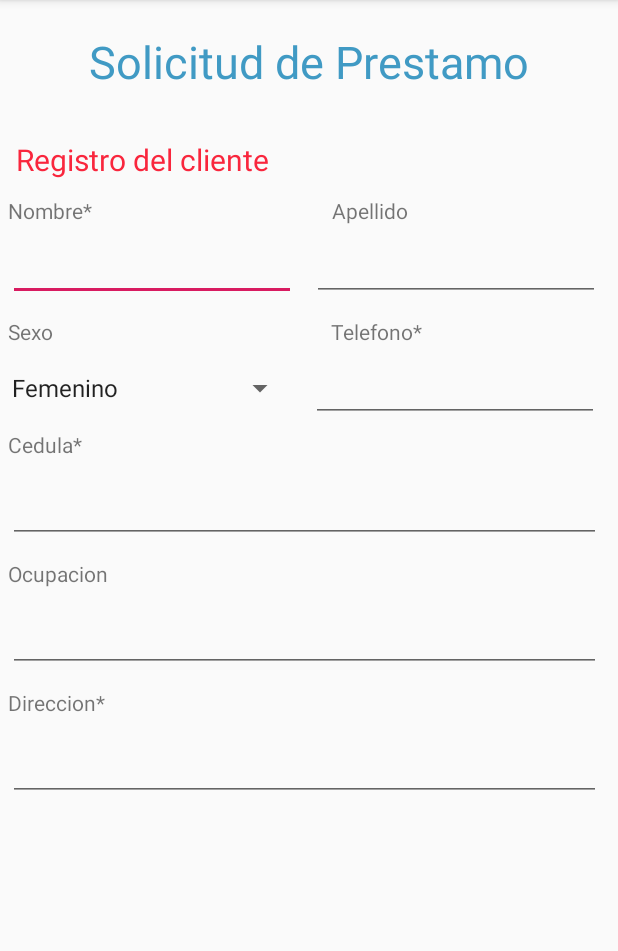
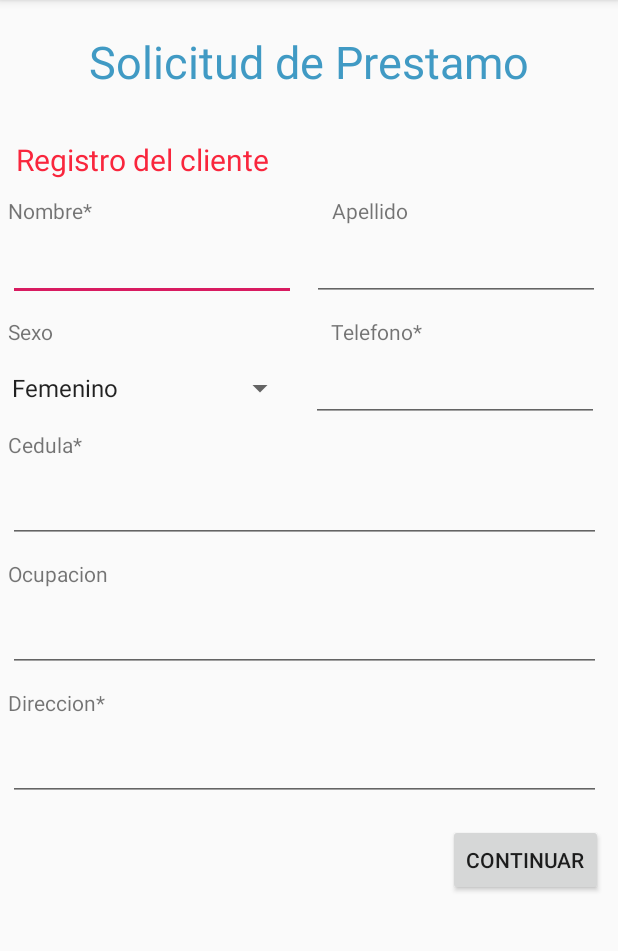
Before and after one commit to Daybeling/SolicitudPrestamo, an Android app: the screen it shows after launch (MainActivity), on a phone screen of 412 x 824 dp, the part 84-1035 px from its top. Run offline under Robolectric (Android 15) with nearby library versions, the phone set to English and light mode, and no system bars.

Commit message:
Creando Activity2

```diff
--- a/app/src/main/AndroidManifest.xml
+++ b/app/src/main/AndroidManifest.xml
@@ -9,6 +9,7 @@
         android:roundIcon="@mipmap/ic_launcher_round"
         android:supportsRtl="true"
         android:theme="@style/AppTheme">
+        <activity android:name=".Main2Activity"></activity>
         <activity android:name=".MainActivity">
             <intent-filter>
                 <action android:name="android.intent.action.MAIN" />
--- a/app/src/main/res/layout/activity_main.xml
+++ b/app/src/main/res/layout/activity_main.xml
@@ -163,6 +163,13 @@
         android:inputType="textPersonName"
         android:text="" />
 
+    <Button
+        android:layout_width="wrap_content"
+        android:layout_height="wrap_content"
+        android:text="CONTINUAR"
+        android:layout_margin="10dp"
+
+        android:layout_gravity="right"/>
 
 
 </LinearLayout>
```
Also changed, not shown: app/src/main/java/com/example/solicitudprestamo/Main2Activity.java (added, +13 -0 lines), app/src/main/res/layout/activity_main2.xml (added, +9 -0 lines).
